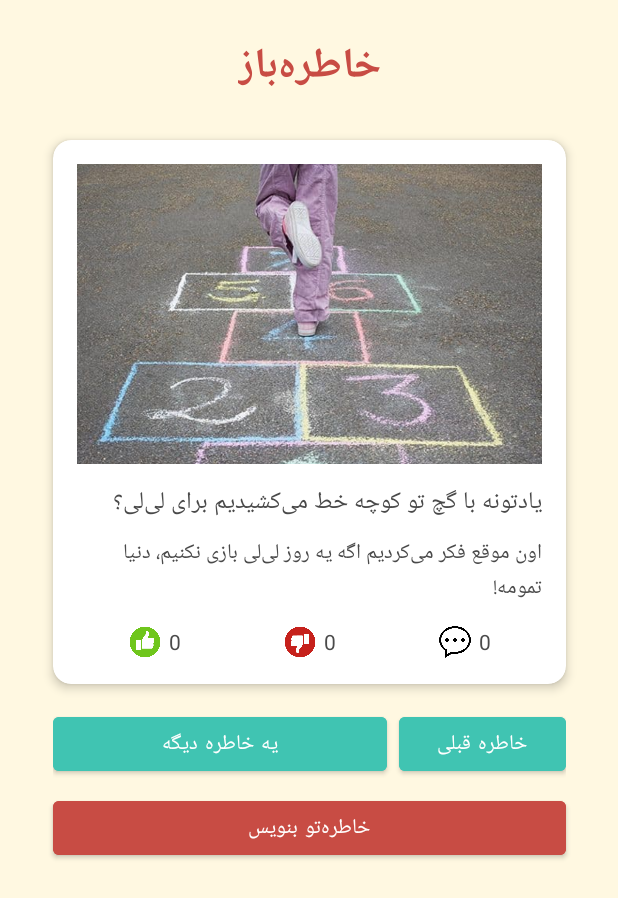
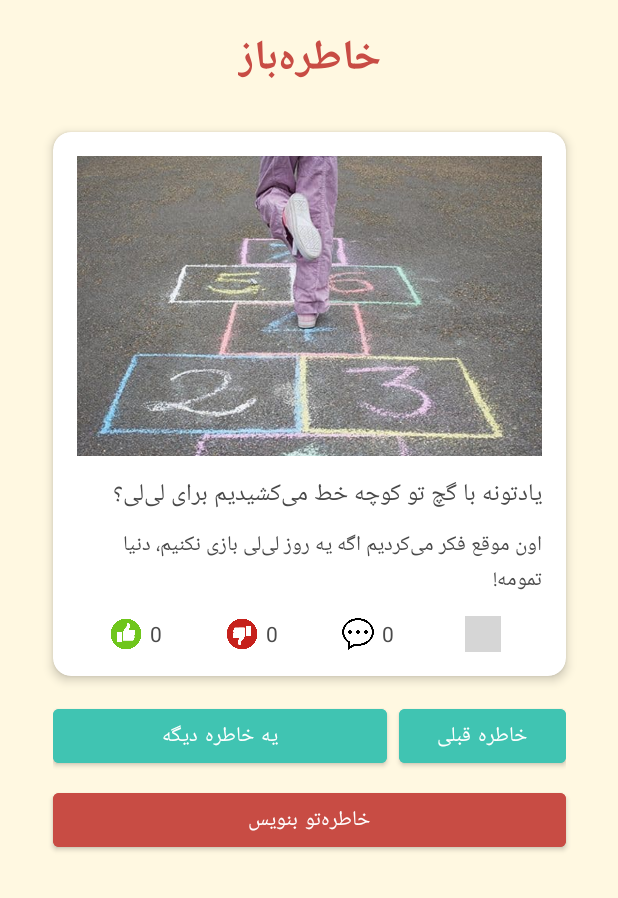
Before and after one commit to k-aghakhani/KhaterreBaz, an Android app: the layout activity_main.xml on its own in the app's theme, with its tools: preview values and no code run, on a phone screen of 412 x 824 dp. Shown: the top 898 px of the screen. Run offline under Robolectric (Android 15) with nearby library versions, the phone set to English and light mode, and no system bars; network calls fail; grey boxes are pictures that could not be loaded.

Commit message:
Add error reporting for memories and comments

```diff
--- a/app/src/main/res/layout/activity_main.xml
+++ b/app/src/main/res/layout/activity_main.xml
@@ -9,7 +9,6 @@
 
     <!-- Header -->
     <TextView
-        android:layout_marginTop="5dp"
         android:id="@+id/tv_app_title"
         android:layout_width="wrap_content"
         android:layout_height="wrap_content"
@@ -152,6 +151,22 @@
                         android:textSize="14sp"
                         android:layout_marginStart="4dp" />
                 </LinearLayout>
+
+                <!-- Report Memory Button -->
+                <LinearLayout
+                    android:layout_width="0dp"
+                    android:layout_weight="1"
+                    android:layout_height="wrap_content"
+                    android:orientation="horizontal"
+                    android:gravity="center">
+
+                    <ImageView
+                        android:id="@+id/iv_report_memory"
+                        android:layout_width="24dp"
+                        android:layout_height="24dp"
+                        android:src="@drawable/ic_report"
+                        android:contentDescription="گزارش تخلف خاطره" />
+                </LinearLayout>
             </LinearLayout>
 
             <!-- Comment Input Section (Hidden by Default) -->
@@ -186,20 +201,29 @@
                 <!-- Comments List with Scroll -->
                 <ScrollView
                     android:layout_width="match_parent"
-                    android:layout_height="150dp"
+                    android:layout_height="200dp"
                     android:layout_marginTop="8dp">
 
-                    <TextView
-                        android:id="@+id/tv_comments_list"
+                    <LinearLayout
+                        android:id="@+id/ll_comments_container"
                         android:layout_width="match_parent"
                         android:layout_height="wrap_content"
-                        android:text=""
-                        android:textColor="@color/dark_gray"
-                        android:textSize="14sp"
-                        android:lineSpacingExtra="4dp"
+                        android:orientation="vertical"
                         android:divider="@android:color/darker_gray"
                         android:dividerHeight="0.5dp"
-                        android:showDividers="middle" />
+                        android:showDividers="middle">
+
+                        <!-- Comments will be dynamically added here -->
+                        <TextView
+                            android:id="@+id/tv_comments_list"
+                            android:layout_width="match_parent"
+                            android:layout_height="wrap_content"
+                            android:text=""
+                            android:textColor="@color/dark_gray"
+                            android:textSize="14sp"
+                            android:lineSpacingExtra="4dp" />
+
+                    </LinearLayout>
                 </ScrollView>
             </LinearLayout>
 
```
Also changed, not shown: app/src/main/java/com/aghakhani/khaterrebaz/MainActivity.java (+155 -64 lines).
